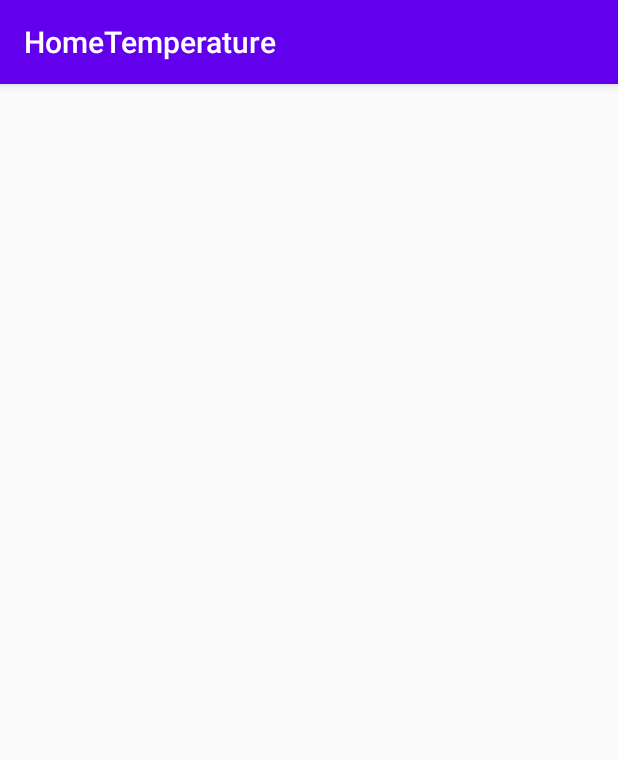
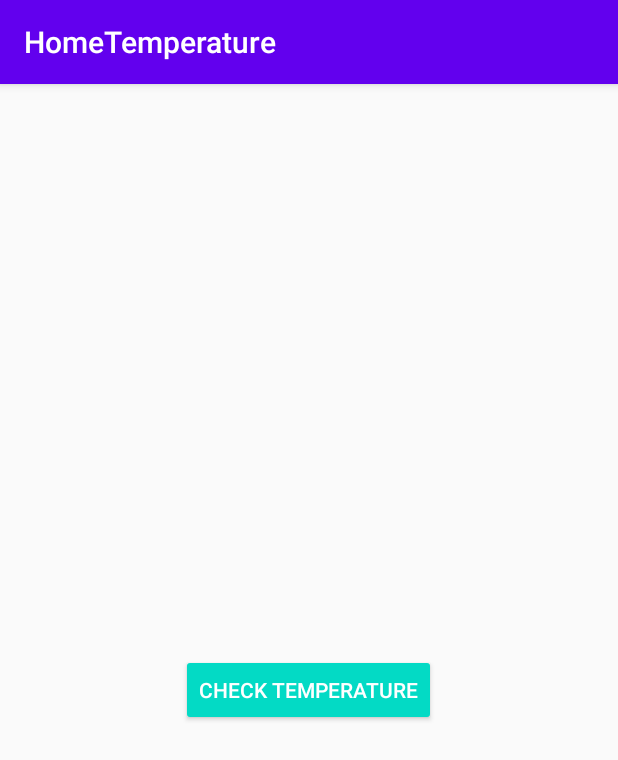
Before and after one commit to SzymonOzog/HomeTemperature, an Android app: the screen it shows after launch (MainActivity), on a phone screen of 412 x 824 dp. Shown: the top 760 px of the screen. Run offline under Robolectric (Android 15) with nearby library versions, the phone set to English and light mode, and no system bars.

Commit message:
Setup layout

```diff
--- a/app/src/main/res/layout/activity_main.xml
+++ b/app/src/main/res/layout/activity_main.xml
@@ -1,18 +1,34 @@
 <?xml version="1.0" encoding="utf-8"?>
-<androidx.constraintlayout.widget.ConstraintLayout xmlns:android="http://schemas.android.com/apk/res/android"
+<TableLayout xmlns:android="http://schemas.android.com/apk/res/android"
     xmlns:app="http://schemas.android.com/apk/res-auto"
     xmlns:tools="http://schemas.android.com/tools"
-    android:layout_width="match_parent"
-    android:layout_height="match_parent"
+    android:id="@+id/table_main"
+    android:layout_width="wrap_content"
+    android:layout_height="wrap_content"
+    android:layout_gravity="center"
+    android:gravity="center"
     tools:context=".MainActivity">
+        <TableRow
+            android:layout_gravity="center">
 
-    <TextView
-        android:layout_width="wrap_content"
-        android:layout_height="wrap_content"
-        android:text=""
-        app:layout_constraintBottom_toBottomOf="parent"
-        app:layout_constraintLeft_toLeftOf="parent"
-        app:layout_constraintRight_toRightOf="parent"
-        app:layout_constraintTop_toTopOf="parent" />
+            <TextView
+                android:id="@+id/temperatureTV"
+                android:layout_width="wrap_content"
+                android:layout_height="wrap_content"
+                android:gravity="center"
+                android:text=""
+                android:textAlignment="center"
+                android:textColor="#000"
+                android:textSize="30sp" />
+        </TableRow>
+        <TableRow
+            android:layout_gravity="center">
 
-</androidx.constraintlayout.widget.ConstraintLayout>
+            <Button
+                android:id="@+id/checkTempBtn"
+                style="@style/Widget.AppCompat.Button.Colored"
+                android:layout_width="match_parent"
+                android:layout_height="match_parent"
+                android:text="Check temperature" />
+        </TableRow>
+    </TableLayout>
```
